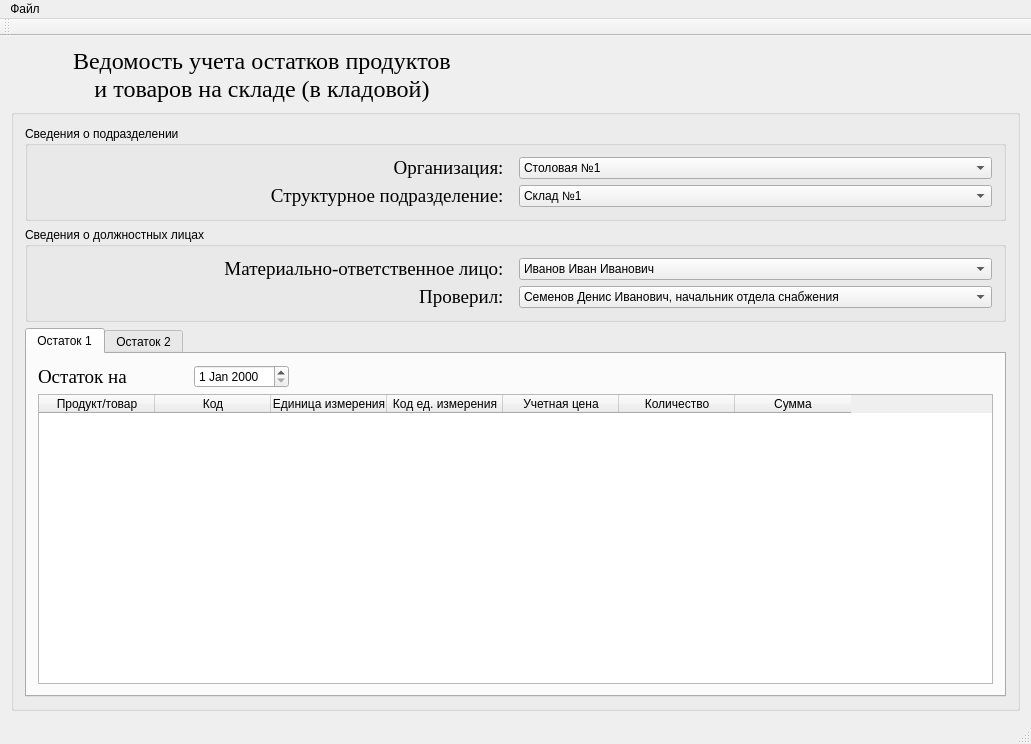
Before: the Qt Designer form Interface3/mainwindow.ui in Poletayson/Interfaces, drawn with Qt 5.
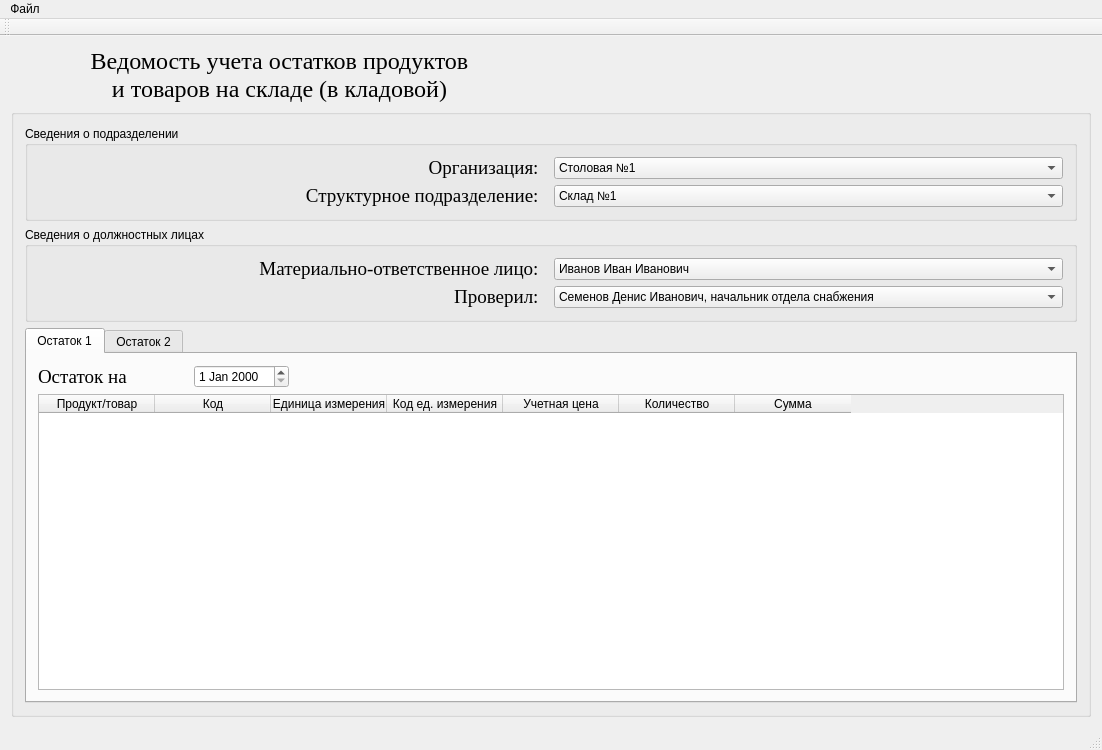
After: the same form once the commit is applied.

Commit message: Начато сохранение

What changed in the file:
```diff
--- a/Interface3/mainwindow.ui
+++ b/Interface3/mainwindow.ui
@@ -6,8 +6,8 @@
    <rect>
     <x>0</x>
     <y>0</y>
-    <width>1031</width>
-    <height>744</height>
+    <width>1102</width>
+    <height>750</height>
    </rect>
   </property>
   <property name="windowTitle">
@@ -359,7 +359,7 @@
     <rect>
      <x>0</x>
      <y>0</y>
-     <width>1031</width>
+     <width>1102</width>
      <height>20</height>
     </rect>
    </property>
```
Left out of the diff: 28 changed lines with no effect on the pictures. The commit also changes 2 other files.
